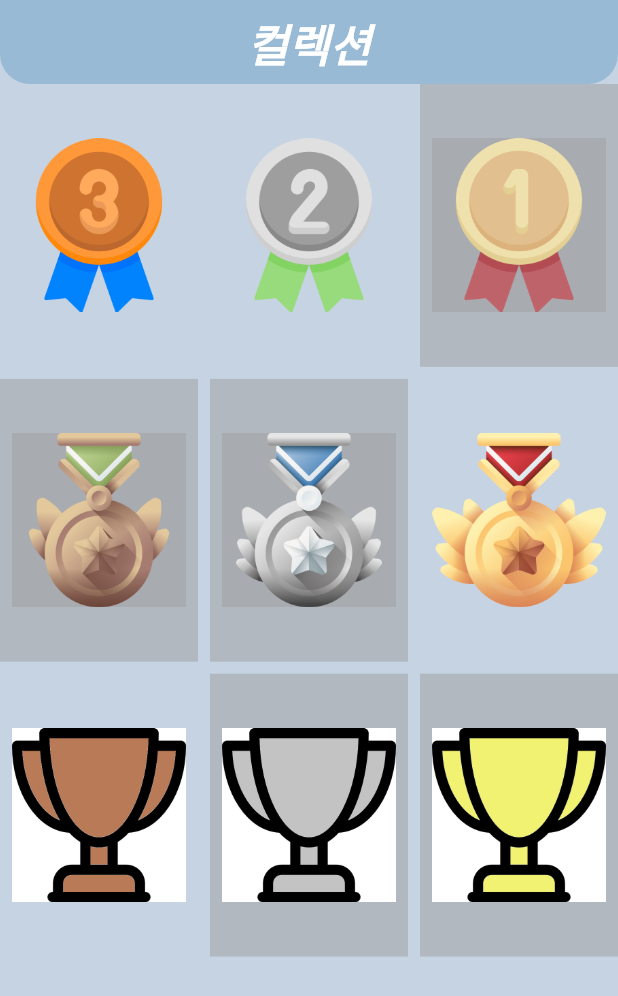
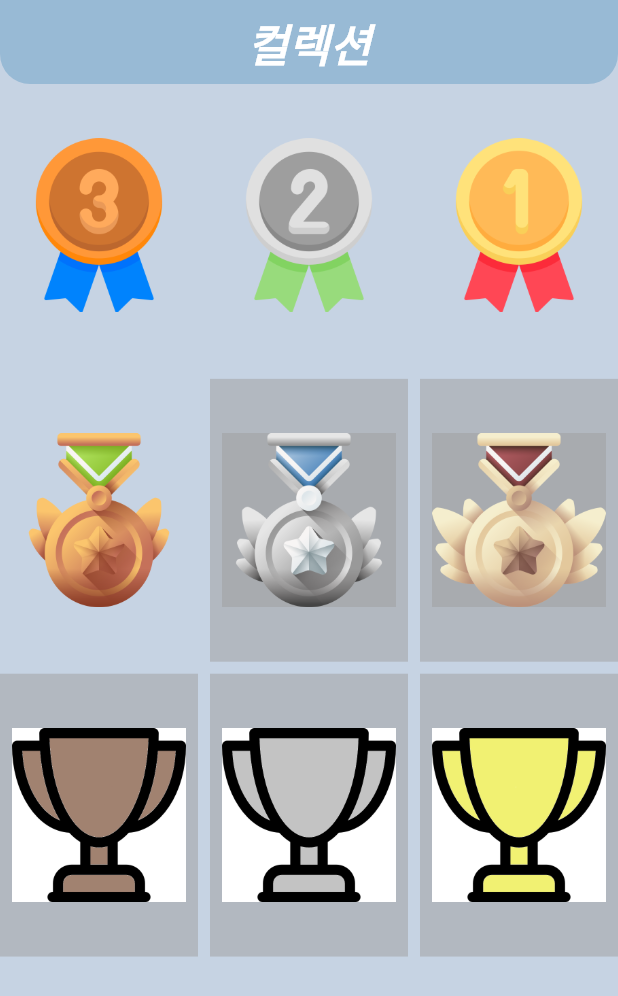
Before and after one commit to ITE4055/fishdex-front, a Flutter app: the BadgePage screen opened directly, on a phone screen of 412 x 824 dp. Shown: the top 996 px of the screen. Run offline on Flutter 3.47's test engine with Material 3 defaults, Android fonts, the phone set to English and light mode, and no system bars; our stand-ins replace camera, dio, flutter_dotenv, flutter_secure_storage, google_fonts, image_picker and 1 more; missing offline and left inert: aws_s3_upload, kakao_flutter_sdk, kakao_flutter_sdk_common, kakao_flutter_sdk_user, s3_storage; accounts and stored records are empty.

Commit message:
메인화면 변경

```diff
--- a/camera_practice/lib/view/sidebar/badge_page.dart
+++ b/camera_practice/lib/view/sidebar/badge_page.dart
@@ -10,17 +10,21 @@ class BadgePage extends StatefulWidget {
 }
 
 class _BadgePageState extends State<BadgePage> {
-  List<bool> _isBadgeActive = [
-    true,
-    true,
-    false,
-    false,
-    false,
-    true,
-    true,
-    false,
-    false
+  List<int> _isBadgeActive = [
+    1,
+    1,
+    1,
+    1,
+    0,
+    0,
+    0,
+    0,
+    0
   ];
+
+  _loadBadgeList() {
+
+  }
 
   _setMainBadgeTitle(String badgeImage, String title) async {
     SharedPreferences prefs = await SharedPreferences.getInstance();
@@ -108,6 +112,7 @@ class _BadgePageState extends State<BadgePage> {
                     title: Text(titleList[index]),
                     content: Text(descriptionList[index]),
                     actions: <Widget>[
+                      if (_isBadgeActive[index] == 1)
                         TextButton(
                           child: Text('대표 뱃지로 등록'),
                           onPressed: () {
@@ -134,17 +139,17 @@ class _BadgePageState extends State<BadgePage> {
             child: GridTile(
               child: Container(
                 padding: EdgeInsets.all(8.0), // 위아래 공간을 만들기 위해 패딩을 추가합니다.
-                color: _isBadgeActive[index]
+                color: _isBadgeActive[index] == 1
                     ? Colors.transparent
                     : Colors.grey.withOpacity(0.5),
                 child: Center(
                   child: Image.asset(
                     imageList[index],
                     fit: BoxFit.cover,
-                    color: _isBadgeActive[index]
+                    color: _isBadgeActive[index] == 1
                         ? null
                         : Colors.grey.withOpacity(0.5),
-                    colorBlendMode: _isBadgeActive[index]
+                    colorBlendMode: _isBadgeActive[index] == 1
                         ? null
                         : BlendMode.saturation,
                   ),
```
Also changed, not shown: camera_practice/lib/view/home_page.dart (+16 -24 lines). Lines whose indentation alone changed are shown as unchanged.
